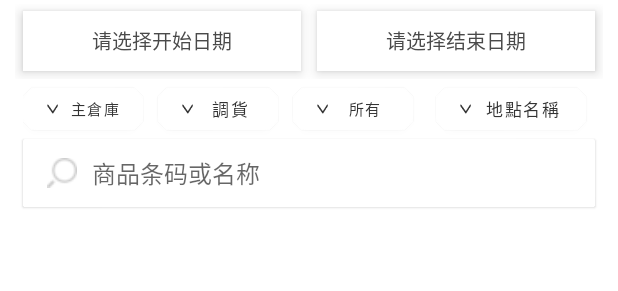
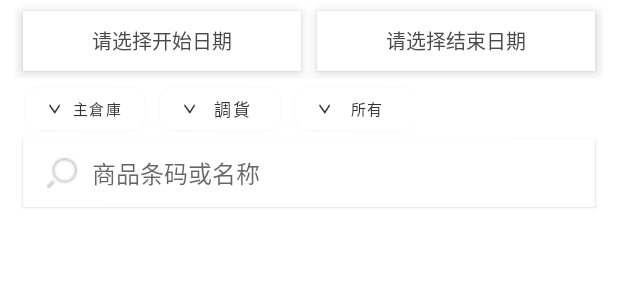
Before and after one commit to wujianneng/priory, an Android app: the layout ativity_repertory_record.xml on its own in the app's theme, with its tools: preview values and no code run, on a phone screen of 412 x 824 dp. Shown: the part 175-466 px from the top of the screen. Run offline under Robolectric (Android 15) with nearby library versions, the phone set to English and light mode, and no system bars; plain views replace SmartRefreshLayout.

Commit message:
20210203

```diff
--- a/app/src/main/java/com/pos/priory/fragments/OrderFragment.java
+++ b/app/src/main/java/com/pos/priory/fragments/OrderFragment.java
@@ -410,6 +410,7 @@ public class OrderFragment extends BaseFragment {
                 goldItemBean.setQuantity(itemBean.getQuantity());
                 goldItemBean.setWeight(itemBean.getWeight());
                 goldItemBean.setPrice_total(itemBean.getPrice_total());
+                goldItemBean.setPrice(itemBean.getPrice());
 
                 golditemBeanList.add(goldItemBean);
 
--- a/app/src/main/res/layout/ativity_repertory_record.xml
+++ b/app/src/main/res/layout/ativity_repertory_record.xml
@@ -73,8 +73,13 @@
 
     </LinearLayout>
 
+    <HorizontalScrollView
+        android:scrollbars="none"
+        android:layout_width="wrap_content"
+        android:layout_height="wrap_content">
+
         <LinearLayout
-        android:layout_width="match_parent"
+            android:layout_width="wrap_content"
             android:layout_height="wrap_content"
             android:layout_marginLeft="15dp"
             android:layout_marginRight="15dp"
@@ -87,6 +92,7 @@
                 android:layout_gravity="center_horizontal"
                 android:backgroundTint="#ffffff"
                 android:text="主倉庫"
+                android:layout_marginLeft="1dp"
                 android:singleLine="true"
                 android:ellipsize="middle"
                 android:textColor="#333333"
@@ -138,8 +144,10 @@
                 android:layout_height="40dp"
                 android:layout_gravity="center_horizontal"
                 android:layout_marginLeft="15dp"
+                android:layout_marginRight="30dp"
                 android:backgroundTint="#ffffff"
                 android:text="地點名稱"
+                android:visibility="gone"
                 android:textColor="#333333"
                 android:textSize="11sp"
                 android:singleLine="true"
@@ -150,6 +158,10 @@
                 app:iconTint="#333" />
 
         </LinearLayout>
+
+    </HorizontalScrollView>
+
+
 
     <android.support.v7.widget.CardView
         android:id="@+id/search_card"
--- a/app/src/main/res/layout/gold_table_print_good_list_item.xml
+++ b/app/src/main/res/layout/gold_table_print_good_list_item.xml
@@ -54,7 +54,7 @@
 
 
     <TextView
-        android:id="@+id/price_tv"
+        android:id="@+id/good_price_tv"
         android:layout_width="0dp"
         android:layout_height="wrap_content"
         android:layout_weight="1"
```
Also changed, not shown: app/src/main/java/com/pos/priory/adapters/TablePrintGoodsAdapter.java (+12 -10 lines), app/src/main/java/com/pos/priory/beans/DayReportDetailBean.java (+9 -0 lines), app/src/main/res/layout/gold_table_print_good_list_title_item.xml (+4 -4 lines), 2 other files. Lines whose indentation alone changed are shown as unchanged.
